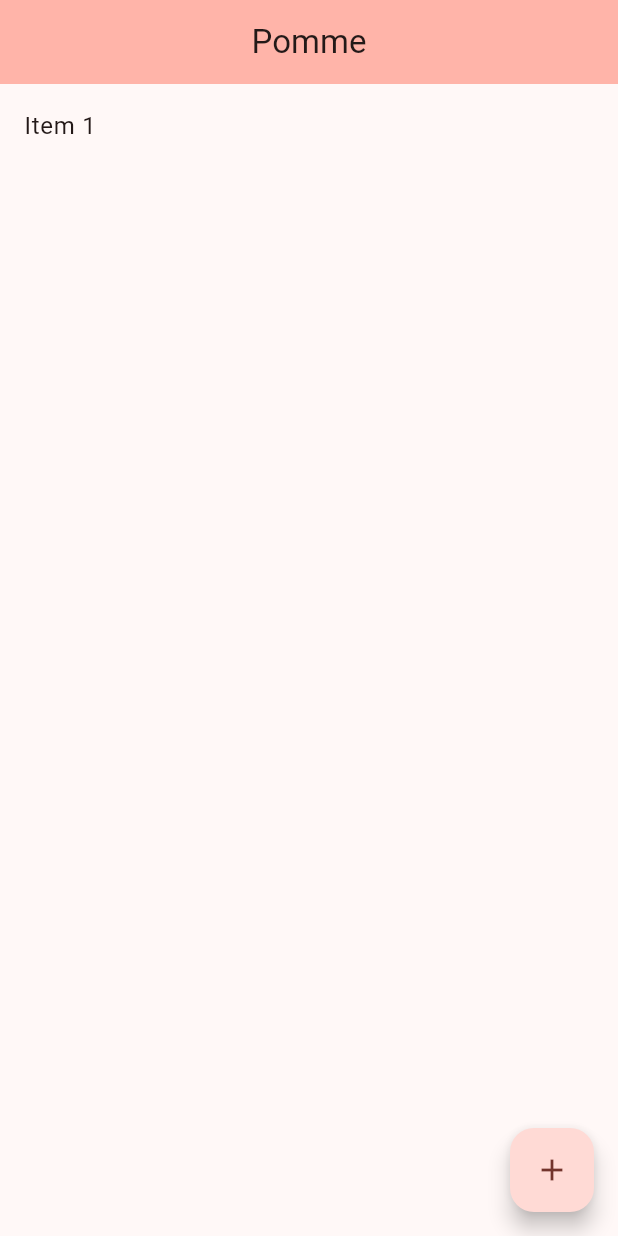
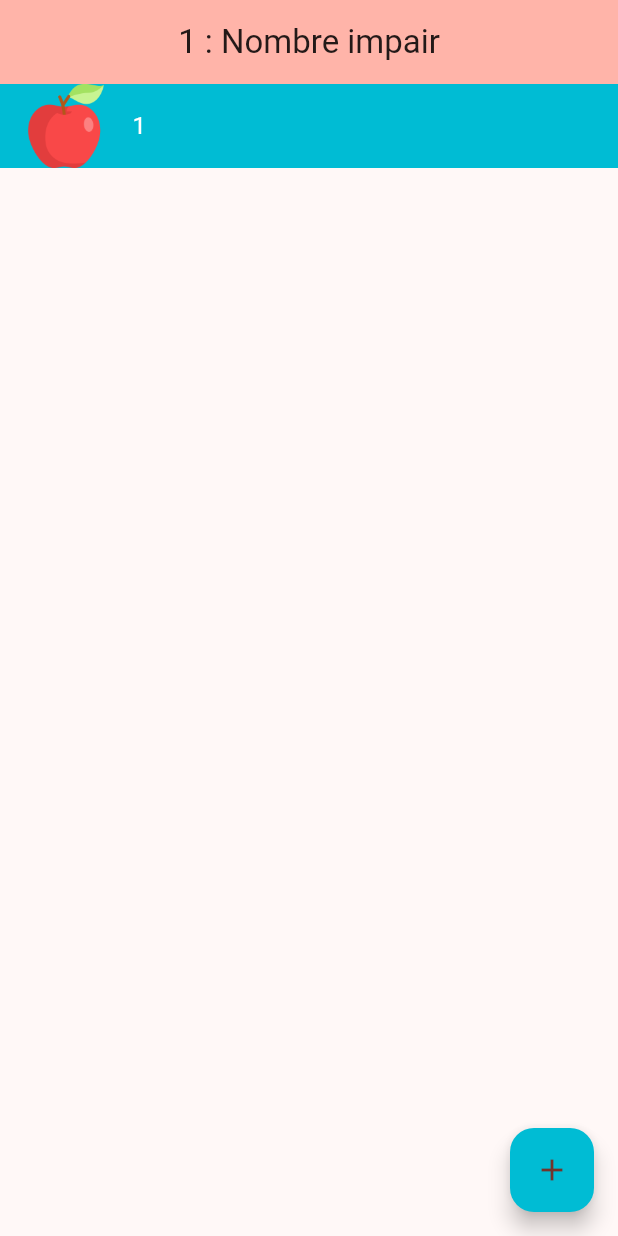
Before and after one commit to ValDev99/Flutter-PrimaryNumber, a Flutter app: the screen it shows after launch, after a tap on the "add" icon, on a phone screen of 412 x 824 dp. Run offline on Flutter 3.47's test engine with Material 3 defaults, Android fonts, the phone set to English and light mode, and no system bars.

Commit message:
feat: add all code

```diff
--- a/lib/pomme.dart
+++ b/lib/pomme.dart
@@ -10,7 +10,7 @@ class Pomme extends StatefulWidget {
 
 class _PommeState extends State<Pomme> {
   int _counter = 0;
-  List<int> _fruits = []; //
+  List<int> _fruits = [];
 
   void _incrementCounter() {
     setState(() {
@@ -19,12 +19,81 @@ class _PommeState extends State<Pomme> {
     });
   }
 
+  bool _isPrime(int number) {
+    if (number < 2) return false;
+    for (int i = 2; i <= number ~/ 2; i++) {
+      if (number % i == 0) return false;
+    }
+    return true;
+  }
+
+  bool _isEven(int number) => number % 2 == 0;
+
+  String _getNumberType(int number) {
+    if (_isPrime(number)) return "Nombre premier";
+    return _isEven(number) ? "Nombre pair" : "Nombre impair";
+  }
+
+  Image _getImageForNumber(int number) {
+    if (_isPrime(number)) {
+      return Image.asset('images/ananas.png');
+    } else if (_isEven(number)) {
+      return Image.asset('images/poire.png');
+    } else {
+      return Image.asset('images/pomme.png');
+    }
+  }
+
+  Color _getColorForNumber(int number) {
+    return _isEven(number) ? Colors.indigo : Colors.cyan;
+  }
+
+  void _showAlertDialog(int number) {
+    showDialog(
+      context: context,
+      builder: (BuildContext context) {
+        return AlertDialog(
+          backgroundColor: _getColorForNumber(number),
+          title: Text(_getNumberType(number)),
+          content: Column(
+            mainAxisSize: MainAxisSize.min,
+            children: [
+              _getImageForNumber(number),
+              const SizedBox(height: 20),
+              Text(
+                'Valeur: $number',
+                style: const TextStyle(color: Colors.white),
+              ),
+            ],
+          ),
+          actions: [
+            TextButton(
+              onPressed: () {
+                setState(() {
+                  _fruits.remove(number);
+                });
+                Navigator.of(context).pop();
+              },
+              child: const Text('Supprimer', style: TextStyle(color: Colors.red)),
+            ),
+            TextButton(
+              onPressed: () {
+                Navigator.of(context).pop();
+              },
+              child: const Text('Fermer'),
+            ),
+          ],
+        );
+      },
+    );
+  }
+
   @override
   Widget build(BuildContext context) {
     return Scaffold(
       appBar: AppBar(
         backgroundColor: Theme.of(context).colorScheme.inversePrimary,
-        title: Text(widget.title),
+        title: Text('$_counter : ${_getNumberType(_counter)}'),
         centerTitle: true,
       ),
       body: Center(
@@ -35,8 +104,16 @@ class _PommeState extends State<Pomme> {
               child: ListView.builder(
                 itemCount: _fruits.length,
                 itemBuilder: (context, index) {
+                  int currentItem = _fruits[index];
+
                   return ListTile(
-                    title: Text('Item ${_fruits[index]}'),
+                    leading: _getImageForNumber(currentItem),
+                    title: Text(
+                      '$currentItem',
+                      style: const TextStyle(color: Colors.white),
+                    ),
+                    tileColor: _getColorForNumber(currentItem),
+                    onTap: () => _showAlertDialog(currentItem),
                   );
                 },
               ),
@@ -46,6 +123,9 @@ class _PommeState extends State<Pomme> {
       ),
       floatingActionButton: FloatingActionButton(
         onPressed: _incrementCounter,
+        backgroundColor: _counter == 0
+            ? Colors.orange
+            : _getColorForNumber(_counter),
         tooltip: 'Add Item',
         child: const Icon(Icons.add),
       ),
--- a/pubspec.yaml
+++ b/pubspec.yaml
@@ -59,8 +59,8 @@ flutter:
   uses-material-design: true
 
   # To add assets to your application, add an assets section, like this:
-assets:
-     - images/
+  assets:
+      - images/
   #   - images/a_dot_ham.jpeg
 
   # An image asset can refer to one or more resolution-specific "variants", see
```
